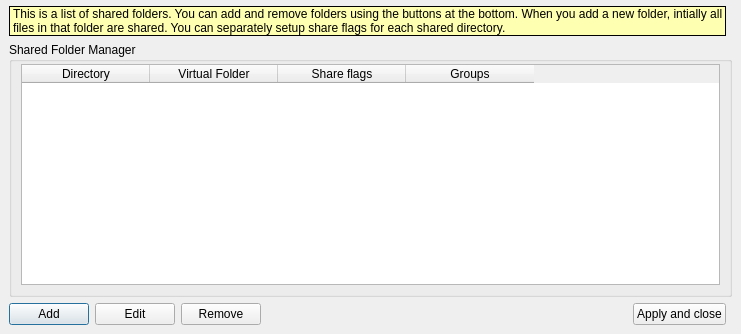
Qt form retroshare-gui/src/gui/ShareManager.ui (RetroShare/RetroShare) before a commit.
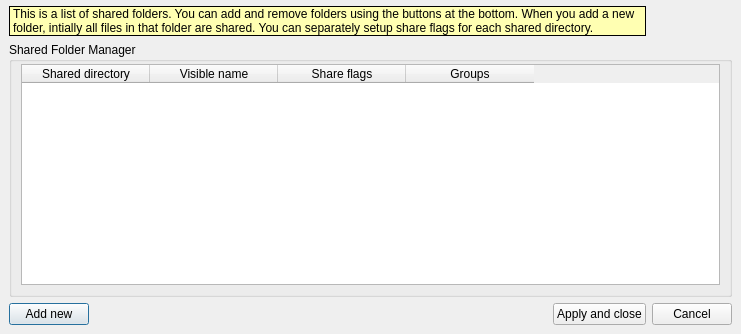
The same form after that commit. Icons and pictures are not drawn. Custom widgets are drawn as their Qt base class.

Commit message: made a drastic simplification pass on the ShareManager, which now only needs a single window except for selecting files using a QFileDialog

Diff of the .ui file:
```diff
--- a/retroshare-gui/src/gui/ShareManager.ui
+++ b/retroshare-gui/src/gui/ShareManager.ui
@@ -49,7 +49,7 @@
       <property name="topMargin">
        <number>6</number>
       </property>
-      <item row="1" column="0" colspan="6">
+      <item row="1" column="0" colspan="4">
        <widget class="QGroupBox" name="groupBox">
         <property name="title">
          <string>Shared Folder Manager</string>
@@ -92,12 +92,12 @@
            </attribute>
            <column>
             <property name="text">
-             <string>Directory</string>
+             <string>Shared directory</string>
             </property>
            </column>
            <column>
             <property name="text">
-             <string>Virtual Folder</string>
+             <string>Visible name</string>
             </property>
            </column>
            <column>
@@ -139,7 +139,7 @@
          <string>Add a Share Directory</string>
         </property>
         <property name="text">
-         <string>Add</string>
+         <string>Add new</string>
         </property>
         <property name="iconSize">
          <size>
@@ -149,35 +149,7 @@
         </property>
        </widget>
       </item>
-      <item row="2" column="2">
-       <widget class="QPushButton" name="removeButton">
-        <property name="minimumSize">
-         <size>
-          <width>0</width>
-          <height>0</height>
-         </size>
-        </property>
-        <property name="maximumSize">
-         <size>
-          <width>200</width>
-          <height>200</height>
-         </size>
-        </property>
-        <property name="toolTip">
-         <string>Stop sharing selected Directory</string>
-        </property>
-        <property name="text">
-         <string>Remove</string>
-        </property>
-        <property name="iconSize">
-         <size>
-          <width>16</width>
-          <height>16</height>
-         </size>
-        </property>
-       </widget>
-      </item>
-      <item row="2" column="3">
+      <item row="2" column="1">
        <spacer>
         <property name="orientation">
          <enum>Qt::Horizontal</enum>
@@ -190,24 +162,14 @@
         </property>
        </spacer>
       </item>
-      <item row="2" column="4">
+      <item row="2" column="2">
        <widget class="QPushButton" name="closeButton">
         <property name="text">
          <string>Apply and close</string>
         </property>
        </widget>
       </item>
-      <item row="2" column="1">
-       <widget class="QPushButton" name="editButton">
-        <property name="toolTip">
-         <string>Edit selected Shared Directory</string>
-        </property>
-        <property name="text">
-         <string>Edit</string>
-        </property>
-       </widget>
-      </item>
-      <item row="0" column="0" colspan="5">
+      <item row="0" column="0" colspan="3">
        <widget class="StyledLabel" name="labelInstructions">
         <property name="palette">
          <palette>
@@ -290,6 +252,13 @@
         </property>
        </widget>
       </item>
+      <item row="2" column="3">
+       <widget class="QPushButton" name="cancelButton">
+        <property name="text">
+         <string>Cancel</string>
+        </property>
+       </widget>
+      </item>
      </layout>
     </widget>
    </item>
```
Left out of the diff: 13 changed lines with no effect on the pictures. The commit also changes 9 other files.
